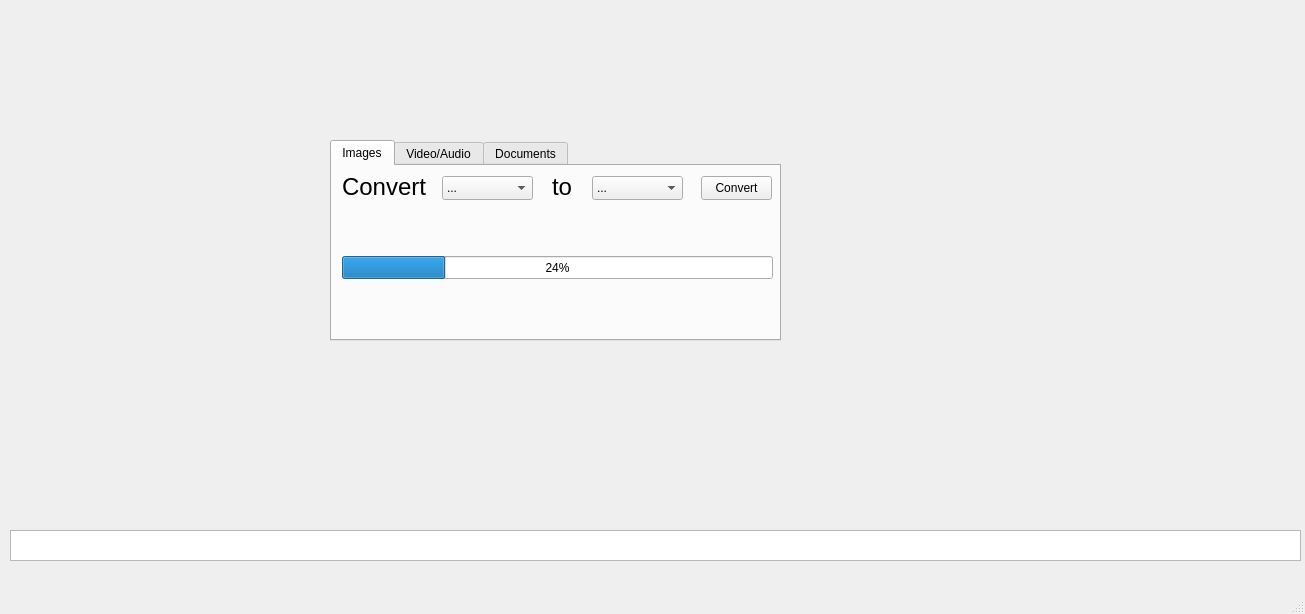
Old version of the form mainwindow.ui in the repository Cub1cMang0/FLEX.
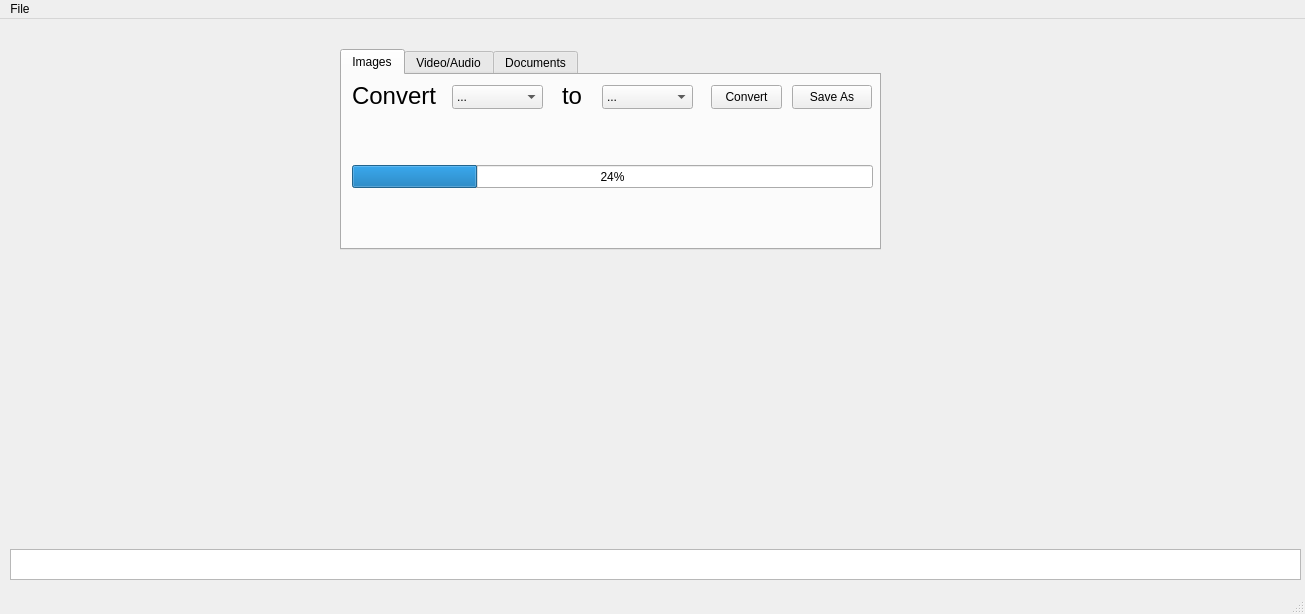
New version of the form. The open tabs and pages were chosen to show the change.

Commit message: Added Save As button as a conversion option when the user doesn't want to save it in the save directory. Some bug fixes towards the conversion helper functions.

```diff
--- a/mainwindow.ui
+++ b/mainwindow.ui
@@ -27,9 +27,9 @@
    <widget class="QTabWidget" name="file_sections">
     <property name="geometry">
      <rect>
-      <x>330</x>
-      <y>140</y>
-      <width>451</width>
+      <x>340</x>
+      <y>30</y>
+      <width>541</width>
       <height>201</height>
      </rect>
     </property>
@@ -259,7 +259,7 @@
        <rect>
         <x>10</x>
         <y>90</y>
-        <width>431</width>
+        <width>521</width>
         <height>23</height>
        </rect>
       </property>
@@ -267,6 +267,19 @@
        <number>24</number>
       </property>
      </widget>
+     <widget class="QPushButton" name="convert_button_image_save">
+      <property name="geometry">
+       <rect>
+        <x>450</x>
+        <y>10</y>
+        <width>80</width>
+        <height>24</height>
+       </rect>
+      </property>
+      <property name="text">
+       <string>Save As</string>
+      </property>
+     </widget>
     </widget>
     <widget class="QWidget" name="VideoAudio">
      <attribute name="title">
@@ -688,6 +701,14 @@
      <height>21</height>
     </rect>
    </property>
+   <widget class="QMenu" name="menuFile">
+    <property name="title">
+     <string>File</string>
+    </property>
+    <addaction name="actionChange_Save_Folder"/>
+    <addaction name="actionExit"/>
+   </widget>
+   <addaction name="menuFile"/>
   </widget>
   <widget class="QStatusBar" name="statusbar"/>
  </widget>
```
Left out of the diff: 42 changed lines with no effect on the pictures. The commit also changes 8 other files.
